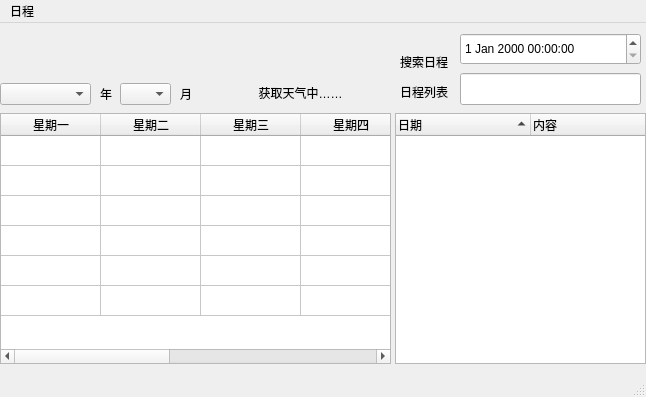
Qt form main_window/main_window.ui (WolalaQAQ/MyCalender) before a commit.
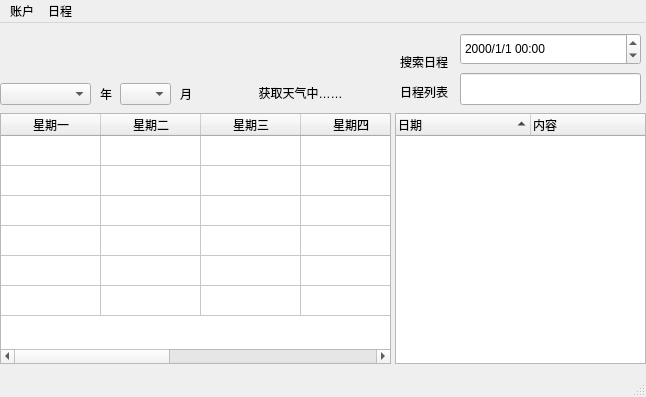
The same form after that commit.

Patch:
```diff
--- a/main_window/main_window.ui
+++ b/main_window/main_window.ui
@@ -307,6 +307,9 @@
       <height>32</height>
      </rect>
     </property>
+    <property name="displayFormat">
+     <string>yyyy/M/d hh:mm</string>
+    </property>
    </widget>
   </widget>
   <widget class="QMenuBar" name="menubar">
@@ -318,13 +321,22 @@
      <height>32</height>
     </rect>
    </property>
-   <widget class="QMenu" name="menu">
+   <widget class="QMenu" name="reminderMenu">
     <property name="title">
      <string>日程</string>
     </property>
     <addaction name="openReminderDialogAction"/>
    </widget>
-   <addaction name="menu"/>
+   <widget class="QMenu" name="accountMenu">
+    <property name="title">
+     <string>账户</string>
+    </property>
+    <addaction name="loginAction"/>
+    <addaction name="registerAction"/>
+    <addaction name="signoutAction"/>
+   </widget>
+   <addaction name="accountMenu"/>
+   <addaction name="reminderMenu"/>
   </widget>
   <widget class="QStatusBar" name="statusbar"/>
   <action name="openReminderDialogAction">
```
Left out of the diff: 15 changed lines with no effect on the pictures.
